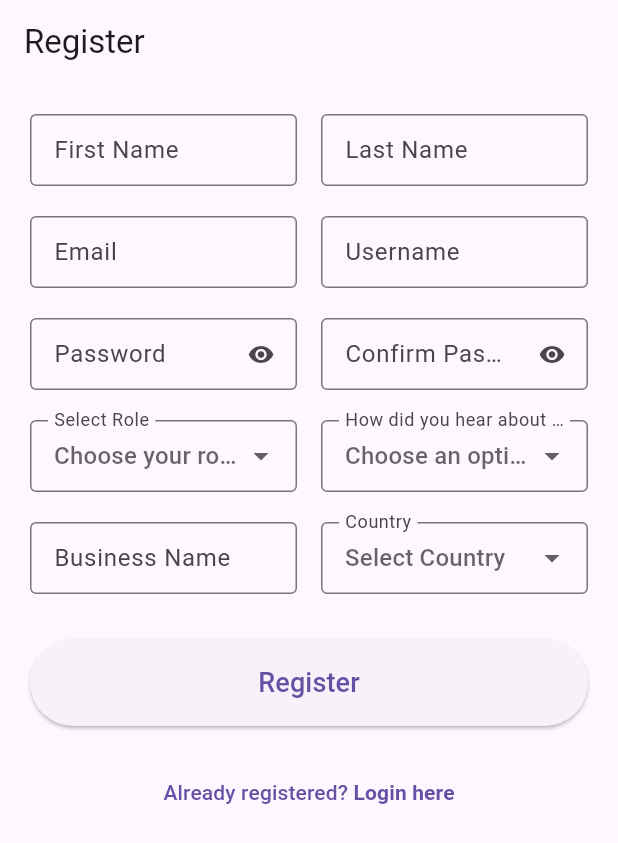
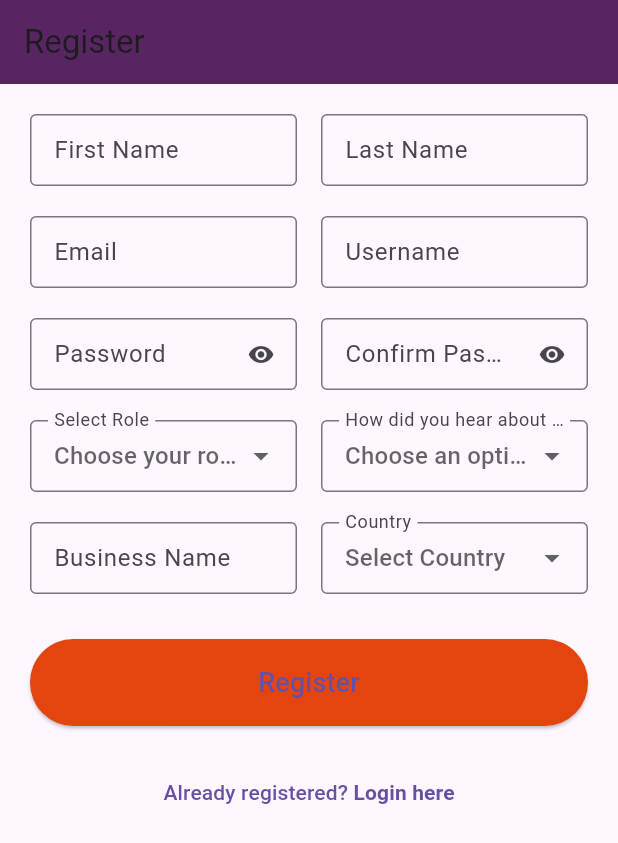
Before and after one commit to LubnaGhalib/DISClystics, a Flutter app: the screen it shows after launch, on a phone screen of 412 x 824 dp. Shown: the top 843 px of the screen. Run offline on Flutter 3.47's test engine with Material 3 defaults, Android fonts, the light colour scheme and no system bars; our stand-ins replace firebase_auth, firebase_core; accounts and stored records are empty.

Commit message:
colour change

```diff
--- a/lib/register.dart
+++ b/lib/register.dart
@@ -74,7 +74,7 @@ class _RegistrationScreenState extends State<RegistrationScreen> {
   @override
   Widget build(BuildContext context) {
     return Scaffold(
-      appBar: AppBar(title: const Text('Register')),
+      appBar: AppBar(title: const Text('Register'), backgroundColor: Color(0xFF582562), ),
       body: SafeArea(
         child: SingleChildScrollView(
           padding: const EdgeInsets.all(20),
@@ -196,11 +196,12 @@ class _RegistrationScreenState extends State<RegistrationScreen> {
                     onPressed: _isLoading ? null : _registerWithEmail,
                     style: ElevatedButton.styleFrom(
                       padding: const EdgeInsets.symmetric(vertical: 16),
+                      backgroundColor: Color(0xFFE4450F),
                     ),
                     child: _isLoading
                         ? const CircularProgressIndicator()
-                        : const Text(
-                        'Register', style: TextStyle(fontSize: 18)),
+                        : const Text('Register', style: TextStyle(fontSize: 18),),
+
                   ),
                 ),
                 const SizedBox(height: 20),
```
Also changed, not shown: pubspec.lock.
